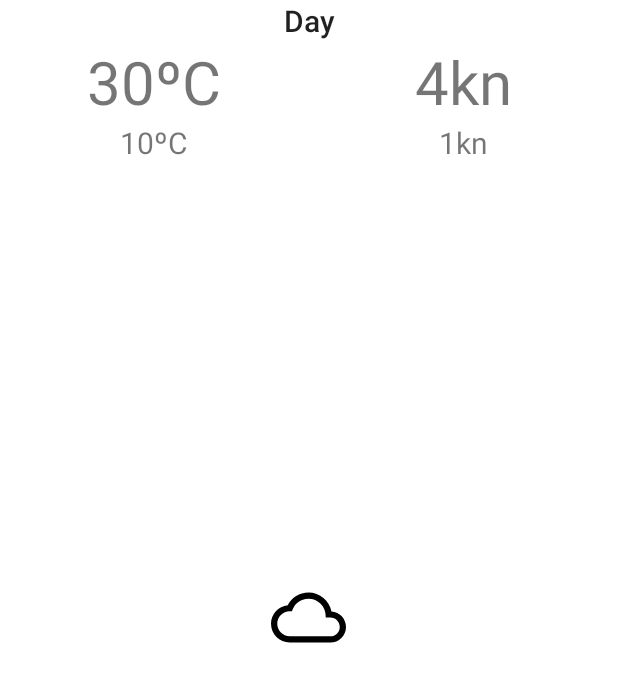
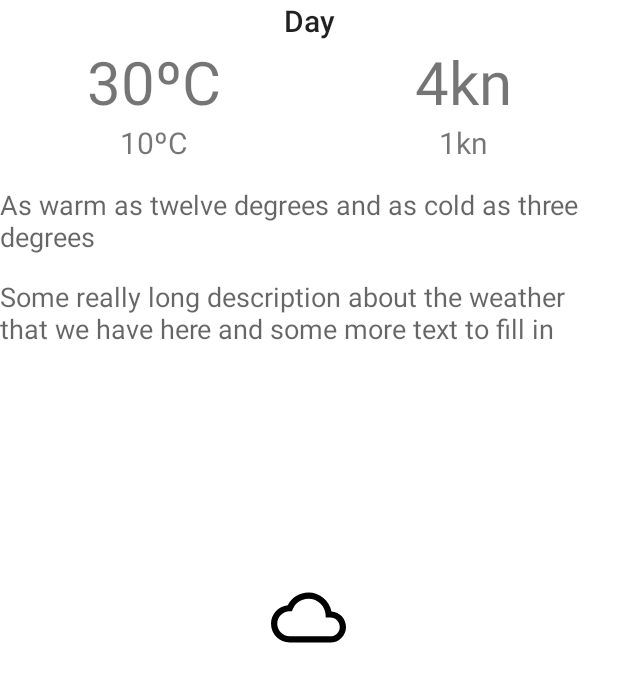
Before and after one commit to ivancity/rssfeed, an Android app: the layout list_item_first_day.xml on its own in the app's theme, with its tools: preview values and no code run, on a phone screen of 412 x 824 dp. Shown: the top 682 px of the screen. Run offline under Robolectric (Android 15) with nearby library versions, the phone set to English and light mode, and no system bars.

```diff
--- a/app/src/main/java/design/ivan/app/weatherrss/MainScreen/MainPresenter.java
+++ b/app/src/main/java/design/ivan/app/weatherrss/MainScreen/MainPresenter.java
@@ -84,12 +84,10 @@ public class MainPresenter implements IMainContract.ActionListener, Callback<For
         });
         //int networkCode = response.raw().networkResponse().code();
         if(response.isSuccessful()){
-            ArrayList<Forecast> forecastList = (ArrayList<Forecast>) response.body().getForecasts();
+            ArrayList<Forecast> forecastList = response.body().getForecasts();
             if(forecastList.size()<=0)
                 return;
             SparseArray<Forecast> forecastSparseArray = Utility.prepareSparseArray(forecastList);
-
-
 
             forecastRepository.saveArrayForecast(forecastSparseArray, new IForecastRepository.SaveForecastArrayCallback() {
                 @Override
--- a/app/src/main/res/layout/list_item_first_day.xml
+++ b/app/src/main/res/layout/list_item_first_day.xml
@@ -5,7 +5,6 @@
     android:layout_width="match_parent"
     android:layout_height="wrap_content"
     app:columnCount="2">
-
     <TextView
         android:id="@+id/main_list_item_title"
         android:gravity="center_horizontal"
@@ -14,7 +13,6 @@
         app:layout_columnWeight="1"
         app:layout_gravity="fill_horizontal"
         tools:text="Day"/>
-
     <TextView
         android:id="@+id/main_list_item_max_temp"
         android:layout_width="0dp"
@@ -52,5 +50,28 @@
         app:layout_columnWeight="1"
         app:layout_gravity="fill_horizontal"
         tools:text="1kn"/>
-
+    <android.support.v4.widget.Space
+        android:layout_height="15dp"
+        app:layout_columnSpan="2"
+        app:layout_columnWeight="1"
+        app:layout_gravity="fill_horizontal"/>
+    <TextView
+        android:id="@+id/main_list_item_temp_text"
+        android:textAppearance="@style/TextAppearance.AppCompat.Medium"
+        app:layout_columnSpan="2"
+        app:layout_rowWeight="1"
+        app:layout_gravity="fill_horizontal"
+        tools:text="As warm as twelve degrees and as cold as three degrees "/>
+    <android.support.v4.widget.Space
+        android:layout_height="15dp"
+        app:layout_columnSpan="2"
+        app:layout_columnWeight="1"
+        app:layout_gravity="fill_horizontal"/>
+    <TextView
+        android:id="@+id/main_list_item_weather_description"
+        android:textAppearance="@style/TextAppearance.AppCompat.Medium"
+        app:layout_columnSpan="2"
+        app:layout_rowWeight="1"
+        app:layout_gravity="fill_horizontal"
+        tools:text="Some really long description about the weather that we have here and some more text to fill in "/>
 </android.support.v7.widget.GridLayout>
```
Also changed, not shown: app/src/main/java/design/ivan/app/weatherrss/MainScreen/ForecastAdapter.java (+8 -0 lines), app/src/main/java/design/ivan/app/weatherrss/Utility.java (+15 -0 lines).
